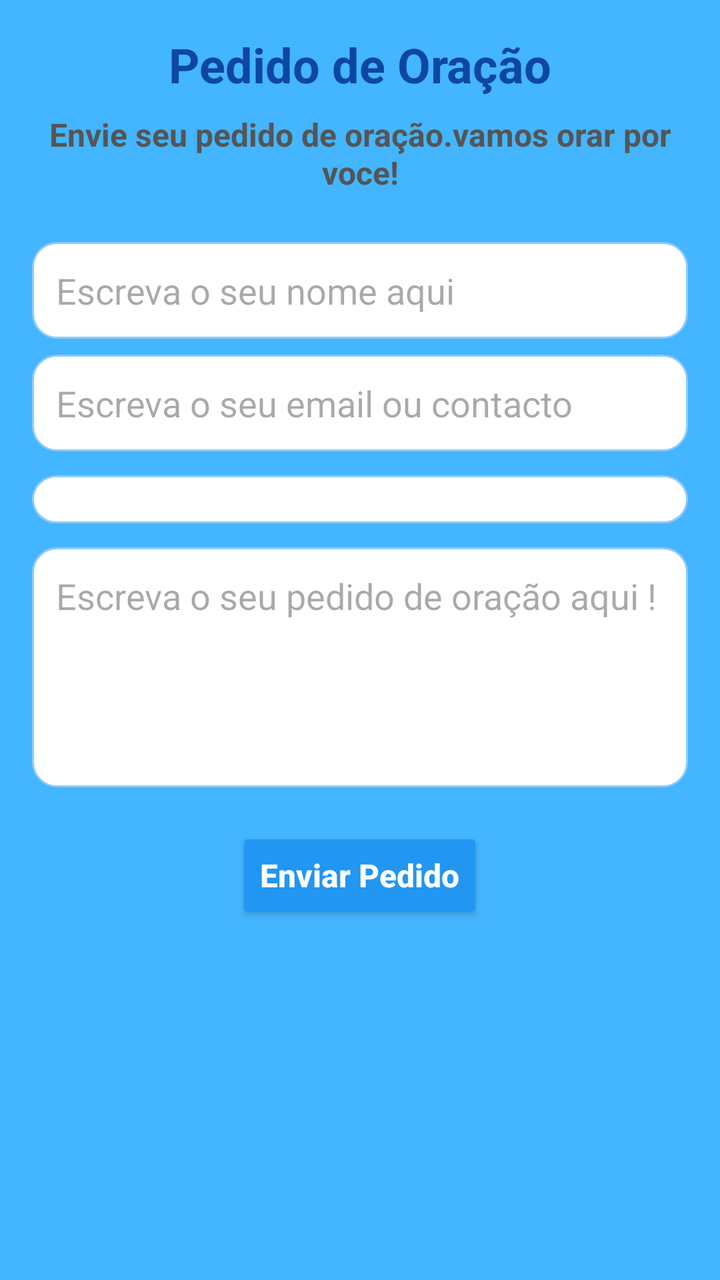
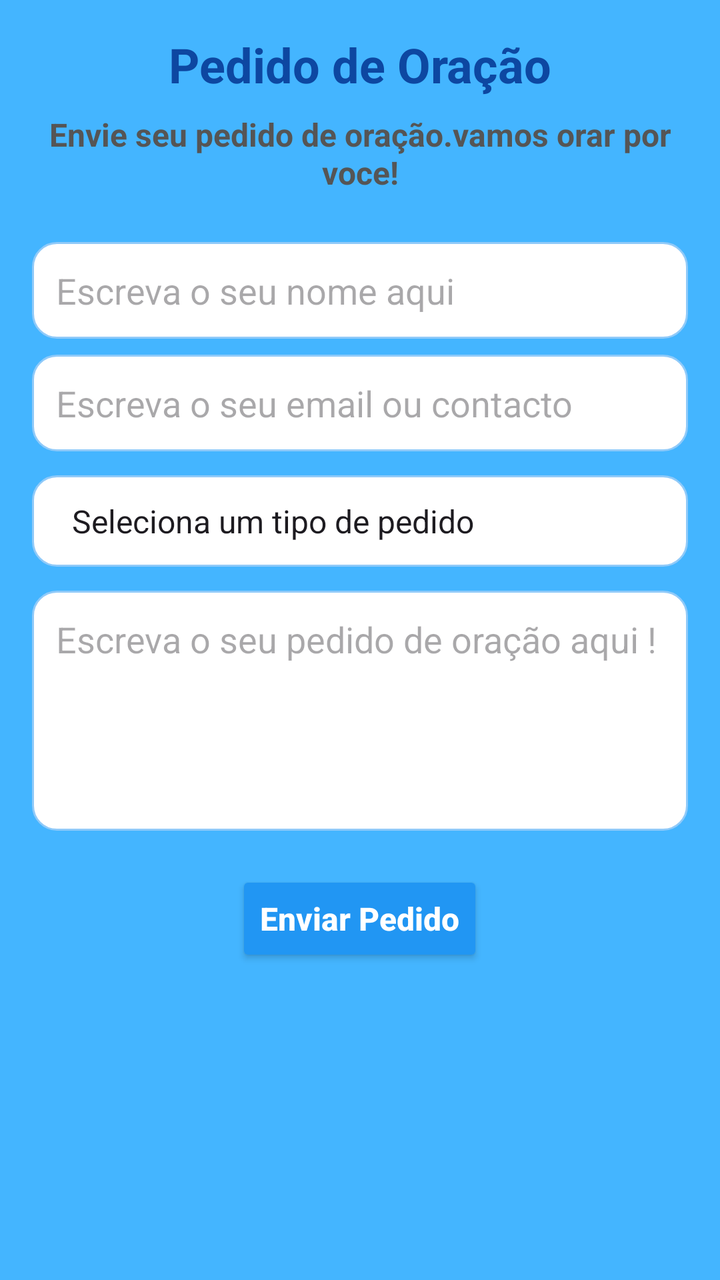

Compare the two renders of this Android layout. The source of the first and the diff that turns it into the second are given below.
<!-- AndroidManifest.xml: application theme Theme.Igrejas -->
<!-- res/layout/activity_formulario_pedido_oracao.xml -->
<?xml version="1.0" encoding="utf-8"?>
<androidx.constraintlayout.widget.ConstraintLayout
    xmlns:android="http://schemas.android.com/apk/res/android"
    xmlns:app="http://schemas.android.com/apk/res-auto"
    xmlns:tools="http://schemas.android.com/tools"
    android:id="@+id/main"
    android:layout_width="match_parent"
    android:layout_height="match_parent"
    android:background="@color/baby_blue"
    tools:context=".Formulario_pedido_oracaoActivity">

    <ScrollView
        android:layout_width="0dp"
        android:layout_height="0dp"
        app:layout_constraintTop_toTopOf="parent"
        app:layout_constraintBottom_toBottomOf="parent"
        app:layout_constraintStart_toStartOf="parent"
        app:layout_constraintEnd_toEndOf="parent">

        <LinearLayout
            android:orientation="vertical"
            android:layout_width="match_parent"
            android:layout_height="wrap_content"
            android:padding="16dp">

            
            <TextView
                android:id="@+id/textTitle"
                android:text="@string/pediofor"
                android:textSize="24sp"
                android:textStyle="bold"
                android:textColor="#0D47A1"
                android:layout_width="match_parent"
                android:layout_height="wrap_content"
                android:gravity="center_horizontal"
                android:paddingBottom="8dp"/>

            <TextView
                android:id="@+id/text"
                android:text="@string/envia"
                android:textSize="16sp"
                android:textColor="#555555"
                android:textStyle="bold"
                android:layout_width="match_parent"
                android:layout_height="wrap_content"
                android:gravity="center_horizontal"
                android:paddingBottom="16dp" />

            
            <EditText
                android:id="@+id/editName"
                android:hint="Escreva o seu nome aqui "
                android:layout_width="match_parent"
                android:layout_height="wrap_content"
                android:background="@drawable/edittext_bg"
                android:padding="12dp"
                android:layout_marginTop="8dp"/>
            <EditText
                android:id="@+id/editcontacto"
                android:hint="Escreva o seu email ou contacto "
                android:layout_width="match_parent"
                android:layout_height="wrap_content"
                android:background="@drawable/edittext_bg"
                android:padding="12dp"
                android:layout_marginTop="8dp"/>

            
            <Spinner
                android:id="@+id/spinnerType"
                android:layout_width="match_parent"
                android:layout_height="wrap_content"
                android:layout_marginTop="12dp"
                android:background="@drawable/edittext_bg"
                android:padding="12dp"/>

            
            <EditText
                android:id="@+id/editDetails"
                android:hint="Escreva o seu pedido de oração aqui !"
                android:layout_width="match_parent"
                android:layout_height="120dp"
                android:gravity="top"
                android:inputType="textMultiLine"
                android:layout_marginTop="12dp"
                android:background="@drawable/edittext_bg"
                android:padding="12dp"
               />

            
            <Button
                android:id="@+id/buttonenviar"
                android:layout_width="wrap_content"
                android:layout_height="wrap_content"
                android:text="Enviar Pedido"
                android:textAllCaps="false"
                android:layout_gravity="center"
                android:textSize="16sp"
                android:textStyle="bold"
                android:backgroundTint="#2196F3"
                android:textColor="@color/white"
                android:layout_marginTop="20dp"
                />


        </LinearLayout>
    </ScrollView>

</androidx.constraintlayout.widget.ConstraintLayout>
<!-- resources referenced by this layout -->
<resources>
  <color name="baby_blue">#44B5FF</color>
  <color name="white">#FFFFFFFF</color>
  <!-- drawable edittext_bg (drawable) -->
  <?xml version="1.0" encoding="utf-8"?>
  <shape xmlns:android="http://schemas.android.com/apk/res/android">
      <solid android:color="#FFFFFF"/>
      <corners android:radius="12dp"/>
      <stroke
          android:width="1dp"
          android:color="#90CAF9"/>
  </shape>
  <string name="envia">Envie seu pedido de oração.vamos orar por voce!</string>
  <string name="pediofor">Pedido de Oração</string>
  <style name="Theme.Igrejas" parent="Base.Theme.Igrejas" />
  <style name="Base.Theme.Igrejas" parent="Theme.Material3.DayNight.NoActionBar">
          
          
      </style>
</resources>

<!-- the commit's change to res/layout/activity_formulario_pedido_oracao.xml (unified diff, before → after) -->
@@ -71,7 +71,8 @@
                 android:layout_height="wrap_content"
                 android:layout_marginTop="12dp"
                 android:background="@drawable/edittext_bg"
-                android:padding="12dp"/>
+                android:padding="12dp"
+                android:entries="@array/tipos_oracao" />
 
             
             <EditText
<!-- resource entries referenced after the edit -->
@@ -1,5 +1,16 @@
 <!-- resources referenced by this layout -->
 <resources>
+  <string-array name="tipos_oracao">
+          <item>Seleciona um tipo de pedido</item>
+          <item>Saúde</item>
+          <item>Família</item>
+          <item>Trabalho / Finanças</item>
+          <item>Relacionamentos</item>
+          <item>Fé e Crescimento Espiritual</item>
+          <item>Libertação</item>
+          <item>Luto e Consolo</item>
+          <item>Outro</item>
+      </string-array>
   <color name="baby_blue">#44B5FF</color>
   <color name="white">#FFFFFFFF</color>
   <!-- drawable edittext_bg (drawable) -->
